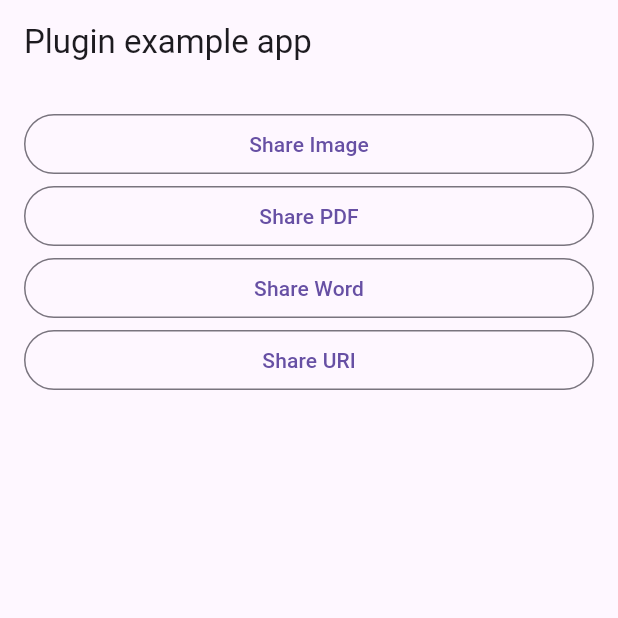
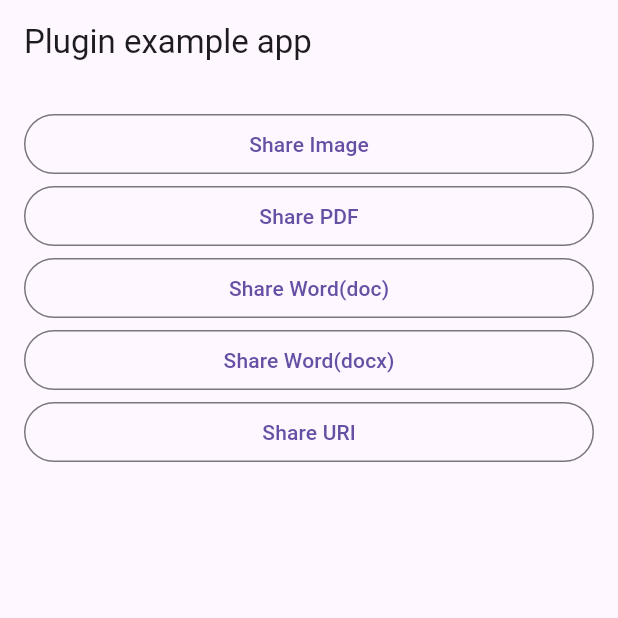
Before and after one commit to koji-1009/share_binary, a Flutter app: the screen it shows after launch, on a phone screen of 412 x 824 dp, the top half of it. Run offline on Flutter 3.47's test engine with Material 3 defaults, Android fonts, the light colour scheme and no system bars; our stand-ins replace plugin_platform_interface.

Commit message:
chore: Add doc file

```diff
--- a/example/lib/main.dart
+++ b/example/lib/main.dart
@@ -57,15 +57,27 @@ class MyHomePage extends StatelessWidget {
           ),
           OutlinedButton(
             onPressed: () async {
+              final byteData = await rootBundle.load('assets/word.doc');
+              final bytes = _converter(byteData);
+              await const ShareBinary().shareBinary(
+                bytes: bytes,
+                filename: 'word.doc',
+                chooserTitle: 'Share word(doc)',
+              );
+            },
+            child: const Text('Share Word(doc)'),
+          ),
+          OutlinedButton(
+            onPressed: () async {
               final byteData = await rootBundle.load('assets/word.docx');
               final bytes = _converter(byteData);
               await const ShareBinary().shareBinary(
                 bytes: bytes,
                 filename: 'word.docx',
-                chooserTitle: 'Share word',
+                chooserTitle: 'Share word(docx)',
               );
             },
-            child: const Text('Share Word'),
+            child: const Text('Share Word(docx)'),
           ),
           OutlinedButton(
             onPressed: () async {
```
Also changed, not shown: 1 other file.
